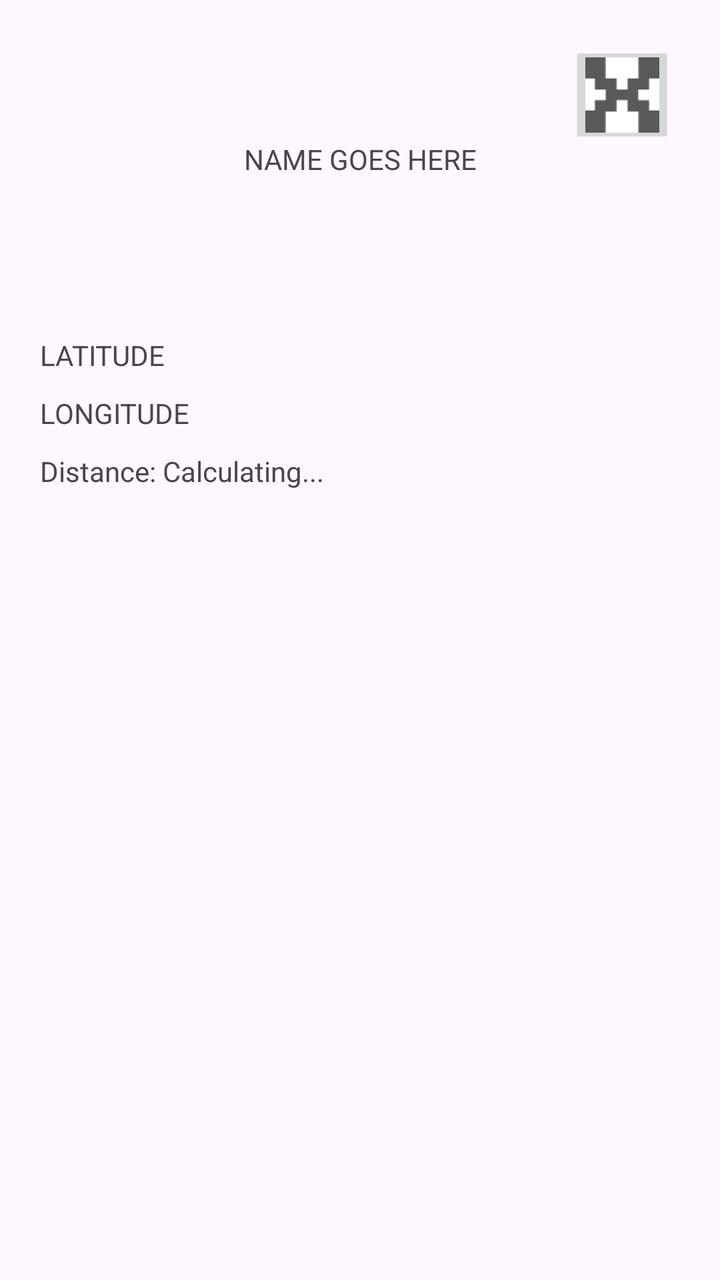
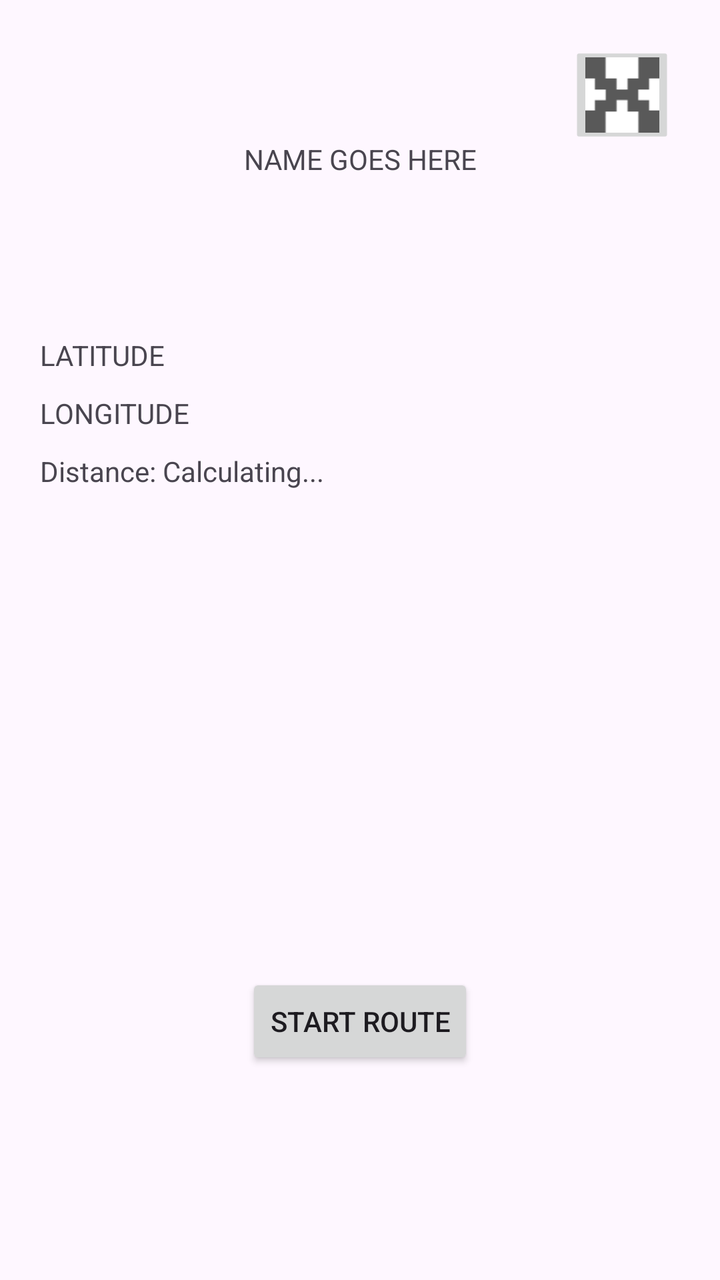

Compare the two renders of this Android layout. The source of the first and the diff that turns it into the second are given below.
<!-- AndroidManifest.xml: application theme Theme.MyApplication -->
<!-- res/layout/location_info_and_options.xml -->
<?xml version="1.0" encoding="utf-8"?>
<androidx.constraintlayout.widget.ConstraintLayout xmlns:android="http://schemas.android.com/apk/res/android"
    xmlns:app="http://schemas.android.com/apk/res-auto"
    xmlns:tools="http://schemas.android.com/tools"
    android:layout_width="match_parent"
    android:layout_height="match_parent">

    <TextView
        android:id="@+id/locationName"
        android:layout_width="299dp"
        android:layout_height="48dp"
        android:layout_marginStart="169dp"
        android:layout_marginTop="70dp"
        android:layout_marginEnd="169dp"
        android:text="NAME GOES HERE"
        android:textAlignment="center"
        app:layout_constraintEnd_toEndOf="parent"
        app:layout_constraintStart_toStartOf="parent"
        app:layout_constraintTop_toTopOf="parent" />

    <ImageButton
        android:id="@+id/backButton"
        android:layout_width="wrap_content"
        android:layout_height="wrap_content"
        android:scaleX="0.5"
        android:scaleY="0.5"
        app:layout_constraintEnd_toEndOf="parent"
        app:layout_constraintTop_toTopOf="parent"
        app:srcCompat="@drawable/x_icon" />

    <TextView
        android:id="@+id/latitude_text"
        android:layout_width="wrap_content"
        android:layout_height="wrap_content"
        android:layout_marginStart="20dp"
        android:layout_marginTop="50dp"
        android:text="LATITUDE"
        app:layout_constraintStart_toStartOf="parent"
        app:layout_constraintTop_toBottomOf="@+id/locationName" />

    <TextView
        android:id="@+id/longitude_text"
        android:layout_width="wrap_content"
        android:layout_height="wrap_content"
        android:layout_marginStart="20dp"
        android:layout_marginTop="10dp"
        android:text="LONGITUDE"
        app:layout_constraintStart_toStartOf="parent"
        app:layout_constraintTop_toBottomOf="@+id/latitude_text" />

    <TextView
        android:id="@+id/distance_text"
        android:layout_width="wrap_content"
        android:layout_height="wrap_content"
        android:layout_marginStart="20dp"
        android:layout_marginTop="10dp"
        android:text="Distance: Calculating..."
        app:layout_constraintStart_toStartOf="parent"
        app:layout_constraintTop_toBottomOf="@+id/longitude_text" />

</androidx.constraintlayout.widget.ConstraintLayout>
<!-- resources referenced by this layout -->
<resources>
  <!-- drawable x_icon: png bitmap (drawable, 479 bytes) -->
  <style name="Theme.MyApplication" parent="Base.Theme.MyApplication" />
  <style name="Base.Theme.MyApplication" parent="Theme.Material3.DayNight.NoActionBar">
          
          
      </style>
</resources>

<!-- the commit's change to res/layout/location_info_and_options.xml (unified diff, before → after) -->
@@ -58,4 +58,15 @@
         app:layout_constraintStart_toStartOf="parent"
         app:layout_constraintTop_toBottomOf="@+id/longitude_text" />
 
+    <Button
+        android:id="@+id/startRouteButton"
+        android:layout_width="wrap_content"
+        android:layout_height="wrap_content"
+        android:text="Start Route"
+        app:layout_constraintBottom_toBottomOf="parent"
+        app:layout_constraintEnd_toEndOf="parent"
+        app:layout_constraintStart_toStartOf="parent"
+        app:layout_constraintTop_toTopOf="parent"
+        app:layout_constraintVertical_bias="0.822" />
+
 </androidx.constraintlayout.widget.ConstraintLayout>
